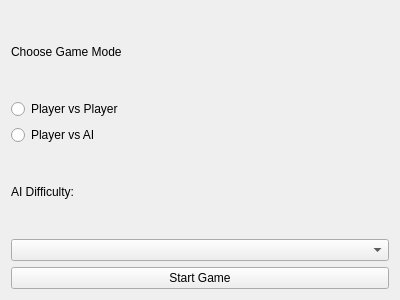
Above: GUI/GameModeWindow.ui from keroloss107/Tic-tac-toe before the change. Below: the same form after it.
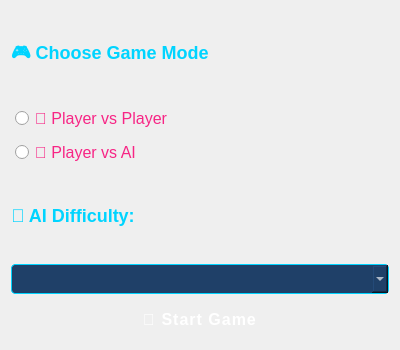
That is the form after the change.

Commit message: Display and manage game mode selection

```diff
--- a/GUI/GameModeWindow.ui
+++ b/GUI/GameModeWindow.ui
@@ -7,35 +7,81 @@
 				<x>0</x>
 				<y>0</y>
 				<width>400</width>
-				<height>300</height>
+				<height>350</height>
 			</rect>
 		</property>
+		<property name="styleSheet">
+			<string notr="true">
+				QWidget {
+				background-color: qlineargradient(x1:0, y1:0, x2:1, y2:1,
+				stop:0 #14213d, stop:1 #000000);
+				color: white;
+				font-family: 'Segoe UI';
+				font-size: 14px;
+				}
+				QLabel {
+				color: #00d4ff;
+				font-size: 18px;
+				font-weight: bold;
+				text-shadow: 1px 1px #000;
+				}
+				QRadioButton {
+				color: #f72585;
+				font-size: 16px;
+				padding: 4px;
+				spacing: 6px;
+				}
+				QComboBox {
+				background-color: #1f4068;
+				color: #ffffff;
+				border: 1px solid #00d4ff;
+				padding: 5px;
+				border-radius: 4px;
+				font-weight: bold;
+				}
+				QPushButton {
+				background-color: qlineargradient(x1:0, y1:0, x2:1, y2:1,
+				stop:0 #ff4d6d, stop:1 #f72585);
+				color: white;
+				border-radius: 10px;
+				padding: 10px;
+				font-weight: bold;
+				font-size: 16px;
+				text-transform: uppercase;
+				letter-spacing: 1px;
+				box-shadow: 2px 2px 6px #00000088;
+				}
+				QPushButton:hover {
+				background-color: #ff758f;
+				}
+			</string>
+		</property>
 		<layout class="QVBoxLayout" name="verticalLayout">
 			<item>
 				<widget class="QLabel" name="modeLabel">
 					<property name="text">
-						<string>Choose Game Mode</string>
+						<string>🎮 Choose Game Mode</string>
 					</property>
 				</widget>
 			</item>
 			<item>
 				<widget class="QRadioButton" name="pvpRadioButton">
 					<property name="text">
-						<string>Player vs Player</string>
+						<string>👥 Player vs Player</string>
 					</property>
 				</widget>
 			</item>
 			<item>
 				<widget class="QRadioButton" name="pvaiRadioButton">
 					<property name="text">
-						<string>Player vs AI</string>
+						<string>🤖 Player vs AI</string>
 					</property>
 				</widget>
 			</item>
 			<item>
 				<widget class="QLabel" name="difficultyLabel">
 					<property name="text">
-						<string>AI Difficulty:</string>
+						<string>🔥 AI Difficulty:</string>
 					</property>
 				</widget>
 			</item>
@@ -45,7 +91,7 @@
 			<item>
 				<widget class="QPushButton" name="startButton">
 					<property name="text">
-						<string>Start Game</string>
+						<string>🚀 Start Game</string>
 					</property>
 				</widget>
 			</item>
```
The commit also changes 1 other file.
